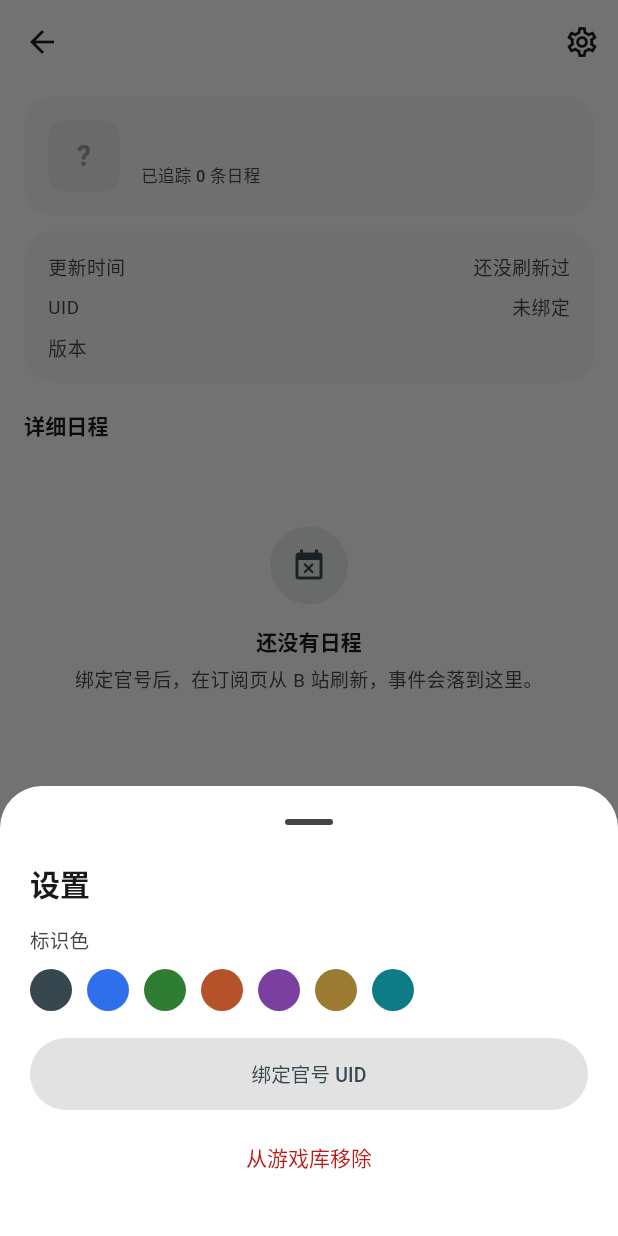
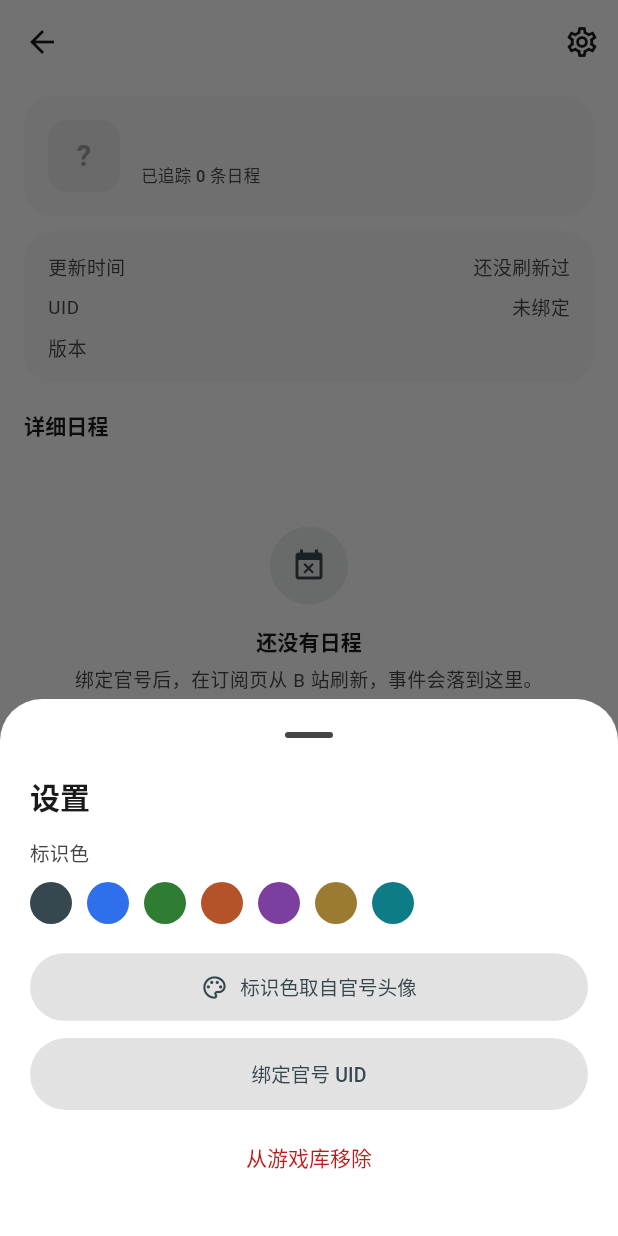
Before and after one commit to maker114/NijiCal, a Flutter app: the GameDetailPage screen opened directly with empty values, after a tap on the "settings" icon, on a phone screen of 412 x 824 dp. Run offline on Flutter 3.47's test engine with Material 3 defaults, Android fonts, the phone set to English and light mode, and no system bars; our stand-ins replace flutter_local_notifications, share_plus, shared_preferences, timezone, webview_flutter; accounts and stored records are empty.

Commit message:
feat(app): UID 粘贴归一化与按头像取标识色
**UID 归一化**
B 站复制出来的值常带前缀或整段链接（UID:123456 / uid：123456 /
space.bilibili.com/123456?spm=...），之前原样存进绑定，刷新时自然拉不到东西。
新增 services/uid.dart 的 normalizeUid()：去前缀、去空白、从链接里取数字；
添加游戏、绑定官号、AppState.bind/addGame 三处统一走它，添加时输入框当场换成纯数字。

**标识色取自头像**
游戏详情 → 设置里加「标识色取自官号头像」，读已缓存头像算主色并写成本游戏的标识色，
内置四款也能用（添加游戏时本来就是自动算的）。

- 绑定面板里“在电脑端跑 collect.py”的旧说明改成实际的刷新语义
- 新增 3 个 normalizeUid 测试，合计 20 个全绿
- 版本 2.5.3+24 → 2.6.0+25

```diff
--- a/app/lib/app_state.dart
+++ b/app/lib/app_state.dart
@@ -4,6 +4,7 @@ import 'format.dart';
 import 'model.dart';
 import 'services/event_diff.dart';
 import 'services/prefs.dart';
+import 'services/uid.dart';
 
 enum RangeFilter {
   today('今天'),
@@ -217,7 +218,8 @@ class AppState extends ChangeNotifier {
       short: (short == null || short.trim().isEmpty) ? name.trim() : short.trim(),
       accent: Color(accent),
     ));
-    if (uid != null && uid.trim().isNotEmpty) bindings[id] = uid.trim();
+    final cleanUid = uid == null ? '' : normalizeUid(uid);
+    if (cleanUid.isNotEmpty) bindings[id] = cleanUid;
     Prefs.saveCustomGames(customGames);
     Prefs.saveBindings(bindings);
     notifyListeners();
@@ -314,7 +316,7 @@ class AppState extends ChangeNotifier {
     notifyListeners();
   }
   void bind(String gameId, String uid) {
-    bindings[gameId] = uid;
+    bindings[gameId] = normalizeUid(uid);
     Prefs.saveBindings(bindings);
     notifyListeners();
   }
--- a/app/lib/screens/game_detail_page.dart
+++ b/app/lib/screens/game_detail_page.dart
@@ -1,6 +1,10 @@
+import 'dart:io';
+
 import 'package:flutter/material.dart';
 
 import '../app_state.dart';
+import '../services/avatar_store.dart';
+import '../services/logo_color.dart';
 import '../format.dart';
 import '../model.dart';
 import '../sheets.dart';
@@ -15,6 +19,29 @@ class GameDetailPage extends StatelessWidget {
   final AppState state;
   final Game game;
 
+  /// 用这款游戏的官号头像重新算一次标识色
+  Future<void> _applyLogoAccent(BuildContext context) async {
+    final messenger = ScaffoldMessenger.of(context);
+    final path = AvatarStore.pathOf(game.id);
+    if (path == null) {
+      messenger.showSnackBar(
+        const SnackBar(content: Text('还没有这个号的头像，先在订阅页刷新一次')),
+      );
+      return;
+    }
+    try {
+      final bytes = await File(path).readAsBytes();
+      final color = await dominantColorOf(bytes);
+      if (color == null) {
+        messenger.showSnackBar(const SnackBar(content: Text('这张头像提不出颜色，换手动选一个吧')));
+        return;
+      }
+      state.setGameAccent(game.id, color.toARGB32());
+      messenger.showSnackBar(const SnackBar(content: Text('标识色已按头像更新')));
+    } catch (e) {
+      messenger.showSnackBar(SnackBar(content: Text('取色失败：${'$e'.split('\n').first}')));
+    }
+  }
   Future<void> _openSettings(BuildContext context) async {
     await showModalBottomSheet<void>(
       context: context,
@@ -63,6 +90,21 @@ class GameDetailPage extends StatelessWidget {
                   ],
                 ),
                 const SizedBox(height: 18),
+                SizedBox(
+                  width: double.infinity,
+                  child: OutlinedButton.icon(
+                    onPressed: () => _applyLogoAccent(context),
+                    icon: const Icon(Icons.palette_outlined, size: 18),
+                    label: const Text('标识色取自官号头像'),
+                    style: OutlinedButton.styleFrom(
+                      shape: AppShapes.pill,
+                      side: BorderSide.none,
+                      backgroundColor: theme.colorScheme.surfaceContainerHighest,
+                      padding: const EdgeInsets.symmetric(vertical: 13),
+                    ),
+                  ),
+                ),
+                const SizedBox(height: 10),
                 SizedBox(
                   width: double.infinity,
                   child: OutlinedButton(
--- a/app/lib/version.dart
+++ b/app/lib/version.dart
@@ -1,2 +1,2 @@
 /// 应用版本：与 pubspec.yaml 的 version 保持一致（提交时一起改）
-const String kAppVersion = '2.5.3';
+const String kAppVersion = '2.6.0';
--- a/app/pubspec.yaml
+++ b/app/pubspec.yaml
@@ -16,7 +16,7 @@ publish_to: 'none' # Remove this line if you wish to publish to pub.dev
 # https://developer.apple.com/library/archive/documentation/General/Reference/InfoPlistKeyReference/Articles/CoreFoundationKeys.html
 # In Windows, build-name is used as the major, minor, and patch parts
 # of the product and file versions while build-number is used as the build suffix.
-version: 2.5.3+24
+version: 2.6.0+25
 
 environment:
   sdk: ^3.13.4
```
Also changed, not shown: app/lib/services/uid.dart (added, +21 -0 lines), app/lib/sheets.dart (+17 -8 lines), 3 other files.
